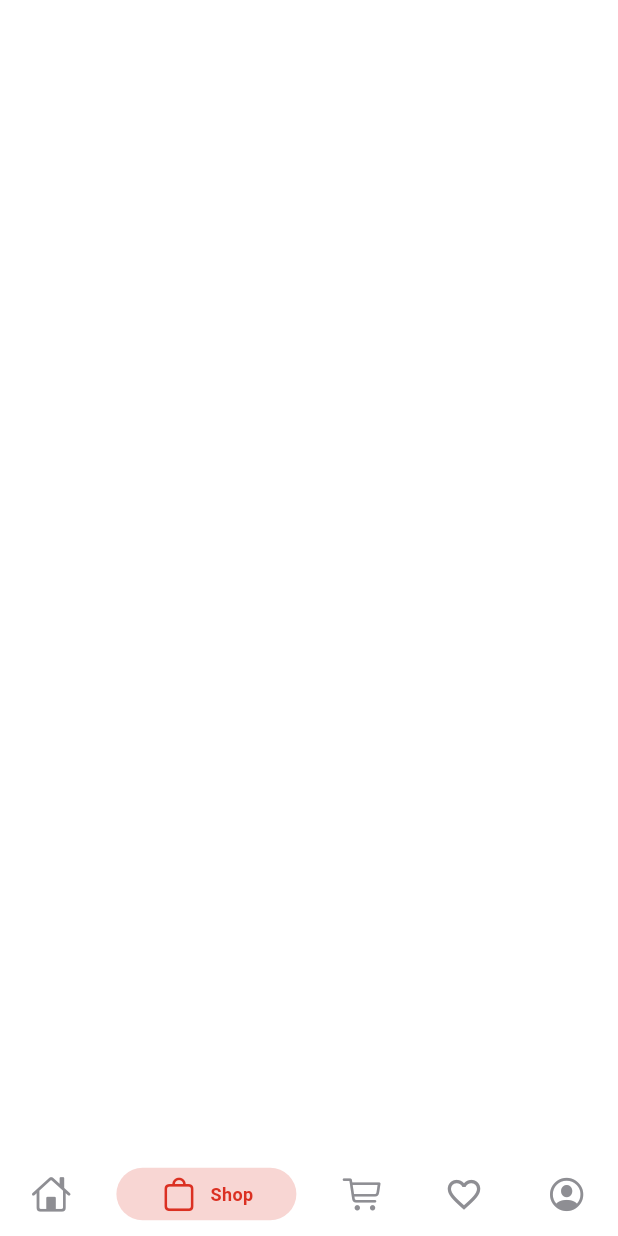
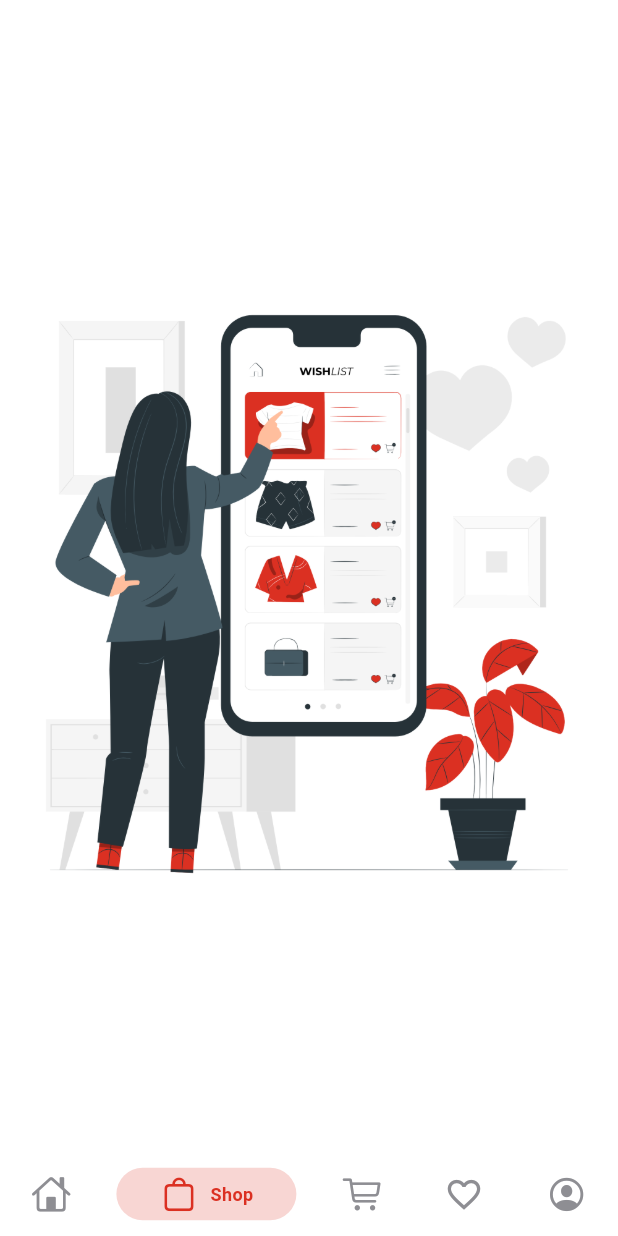
Before and after one commit to moataz399/e_commerce-with-firebase-and-provider, a Flutter app: the BottomNavBarPage screen opened by its route, item 2 of the bottom bar chosen, on a phone screen of 412 x 824 dp. Run offline on Flutter 3.47's test engine with Material 3 defaults, Android fonts, the phone set to English and light mode, and no system bars; drawn by our look-alikes of persistent_bottom_nav_bar_v2; our stand-ins replace cloud_firestore, firebase_auth, firebase_core, flutter_rating_bar, flutter_screenutil, get_it; accounts and stored records are empty; network calls fail.

```diff
--- a/lib/models/product_model.dart
+++ b/lib/models/product_model.dart
@@ -5,6 +5,7 @@ class Product {
   final String title;
   final String imgUrl;
   final String category;
+  final String? size;
   final int price;
   final int? discountValue;
   final int? rate;
@@ -16,6 +17,7 @@ class Product {
       this.category = "other",
       required this.price,
       this.discountValue,
+      this.size,
       this.rate});
 
   Map<String, dynamic> toMap() {
@@ -27,6 +29,7 @@ class Product {
       'discountValue': discountValue,
       'category': category,
       'rate': rate,
+      "size": size,
     };
   }
 
@@ -34,6 +37,7 @@ class Product {
     return Product(
       id: documentId,
       title: map['title'] as String,
+      size: map['size'] ?? "",
       price: map['price'] as int,
       imgUrl: map['imgUrl'] as String,
       discountValue: map['discountValue'] as int,
--- a/lib/utils/constants/api_path.dart
+++ b/lib/utils/constants/api_path.dart
@@ -12,7 +12,7 @@ class ApiPath {
   static String deleteCartItem(String uId, String documentId) =>
       "users/$uId/cart/$documentId";
   static String deleteFavItem(String uId, String documentId) =>
-      "users/$uId/cart/$documentId";
+      "users/$uId/favorites/$documentId";
 
   static String myCart({required String uId, String? docUid}) =>
       "users/$uId/cart/";
--- a/lib/utils/routing/app_router.dart
+++ b/lib/utils/routing/app_router.dart
@@ -60,12 +60,14 @@ Route<dynamic> onGenerate(RouteSettings settings) {
       final args = settings.arguments as Map<String, dynamic>;
       final product = args["product"];
       final database = args["database"];
+      final bool isCart = args["isCart"];
       return MaterialPageRoute(
         settings: settings,
         builder: (_) => Provider<Database>.value(
           value: database,
           child: ProductDetails(
             product: product,
+            isCart: isCart,
           ),
         ),
       );
--- a/lib/views/pages/auth/register_page.dart
+++ b/lib/views/pages/auth/register_page.dart
@@ -1,7 +1,6 @@
 import 'package:e_commerce/controllers/auth_controller.dart';
 import 'package:e_commerce/utils/helpers/extensions.dart';
 import 'package:e_commerce/utils/theming/colors.dart';
-import 'package:e_commerce/views/widgets/auth/already_have_an%20account_register.dart';
 import 'package:flutter/material.dart';
 import 'package:flutter_screenutil/flutter_screenutil.dart';
 import 'package:provider/provider.dart';
@@ -11,6 +10,7 @@ import '../../../utils/routing/routes.dart';
 import '../../../utils/theming/text_styles.dart';
 import '../../widgets/app_text_button.dart';
 import '../../widgets/app_text_form_field.dart';
+import '../../widgets/auth/already_have_an_account_register.dart';
 
 class RegisterPage extends StatefulWidget {
   const RegisterPage({super.key});
--- a/lib/views/pages/bottom_navbar_page.dart
+++ b/lib/views/pages/bottom_navbar_page.dart
@@ -1,13 +1,11 @@
-import 'package:e_commerce/utils/routing/routes.dart';
-import 'package:e_commerce/utils/theming/text_styles.dart';
 import 'package:e_commerce/views/pages/cart_page.dart';
 import 'package:e_commerce/views/pages/fav_page.dart';
 import 'package:e_commerce/views/pages/home_page.dart';
 import 'package:e_commerce/views/pages/profile_page.dart';
-import 'package:e_commerce/views/widgets/app_text_button.dart';
 import 'package:firebase_auth/firebase_auth.dart';
 import 'package:flutter/cupertino.dart';
 import 'package:flutter/material.dart';
+import 'package:flutter_screenutil/flutter_screenutil.dart';
 import 'package:persistent_bottom_nav_bar_v2/persistent-tab-view.dart';
 import 'package:provider/provider.dart';
 
@@ -31,7 +29,17 @@ class _BottomNavBarPageState extends State<BottomNavBarPage> {
           create: (_) =>
               FireStoreDatabase(FirebaseAuth.instance.currentUser!.uid),
           child: const HomePage()),
-      Container(),
+      Center(
+        child: Container(
+          height: 400.h,
+          width: double.infinity,
+          decoration: const BoxDecoration(
+            image: DecorationImage(
+                image: AssetImage("assets/images/shop2.png"),
+                fit: BoxFit.cover),
+          ),
+        ),
+      ),
       const CartPage(),
       const FavoritesPage(),
       const ProfilePage(),
```
Also changed, not shown: lib/views/pages/cart_page.dart (+10 -6 lines), lib/views/pages/fav_page.dart (+43 -19 lines), lib/views/pages/home_page.dart (+5 -6 lines), lib/views/pages/product_details.dart (+24 -4 lines), lib/views/widgets/cart_list_item.dart (+24 -5 lines), lib/views/widgets/list_item_home.dart (+6 -3 lines), assets/images/cart.png (added), assets/images/cart2.png (added), assets/images/fav.png (added), assets/images/fav2.png (added), assets/images/shop.png (added), assets/images/shop2.png (added), lib/generated/assets.dart, lib/views/widgets/auth/already_have_an_account_register.dart (renamed from lib/views/widgets/auth/already_have_an account_register.dart).
